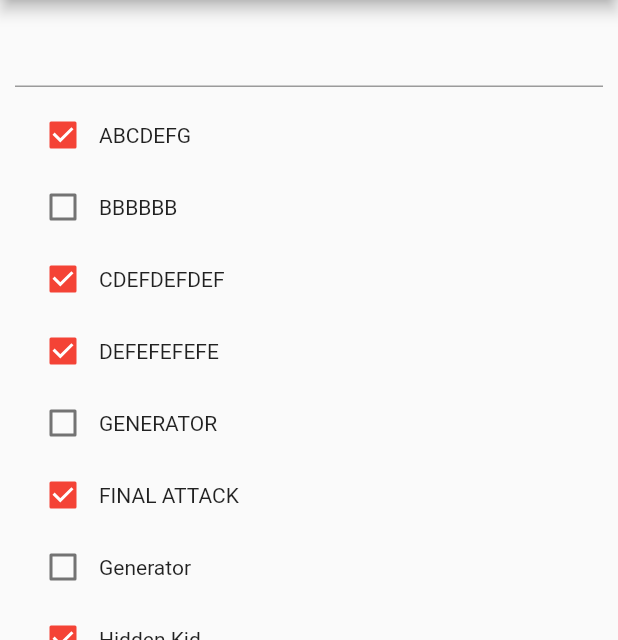
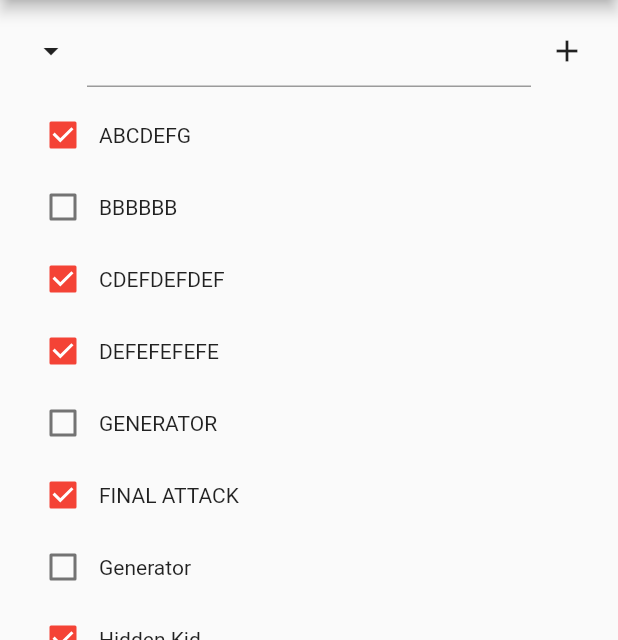
Before and after one commit to kaleidot725-flutter/statfeul-widget-todo, a Flutter app: the screen it shows after launch, on a phone screen of 412 x 824 dp, the part 84-724 px from its top. Run offline on Flutter 3.47's test engine with Material 2 defaults, Android fonts, the phone set to English and light mode, and no system bars.

Commit message:
Add All Check and Insert Item

```diff
--- a/todo/lib/app.dart
+++ b/todo/lib/app.dart
@@ -1,8 +1,5 @@
 import 'package:flutter/material.dart';
-import 'package:todo/model/task.dart';
-import 'package:todo/task_item.dart';
 import 'package:todo/task_list.dart';
-import 'model/task_repository.dart';
 
 class App extends StatefulWidget {
   App({Key key}) : super(key: key);
@@ -18,13 +15,7 @@ class _AppState extends State<App> {
       appBar: AppBar(title: Text("Todo")),
       body: Container(
         margin: EdgeInsets.fromLTRB(10, 10, 10, 10),
-          child: Column(
-            mainAxisAlignment: MainAxisAlignment.start,
-            children: <Widget>[
-              TextField(),
-              TaskList(),
-            ],
-          ),
+        child: TaskList()
       ),
     );
   }
--- a/todo/lib/model/task.dart
+++ b/todo/lib/model/task.dart
@@ -1,6 +1,6 @@
 
 class Task {
-   int id;
+   String id;
    bool checked;
    String name;
 
--- a/todo/lib/model/task_repository.dart
+++ b/todo/lib/model/task_repository.dart
@@ -1,37 +1,44 @@
 import 'package:todo/model/task.dart';
+import 'package:uuid/uuid.dart';
 
 class TaskRepository {
-  List<Task> tasks = <Task>[
-    Task(1, true, "ABCDEFG"),
-    Task(2, false, "BBBBBB"),
-    Task(3, true, "CDEFDEFDEF"),
-    Task(4, true, "DEFEFEFEFE"),
-    Task(5, false, "GENERATOR"),
-    Task(6, true, "FINAL ATTACK"),
-    Task(7, false, "Generator"),
-    Task(8, true, "Hidden Kid"),
-    Task(9, false, "Identical Town"),
+  List<Task> _tasks = <Task>[
+    Task("1", true, "ABCDEFG"),
+    Task("2", false, "BBBBBB"),
+    Task("3", true, "CDEFDEFDEF"),
+    Task("4", true, "DEFEFEFEFE"),
+    Task("5", false, "GENERATOR"),
+    Task("6", true, "FINAL ATTACK"),
+    Task("7", false, "Generator"),
+    Task("8", true, "Hidden Kid"),
+    Task("9", false, "Identical Town"),
   ];
 
-  List<Task> getAll() => tasks;
+  Uuid _uuid = Uuid();
+
+  List<Task> getAll() => _tasks;
 
   insert(Task task) {
-    tasks.add(task);
+    _tasks.add(task);
   }
 
   bool delete(Task task) {
-    return tasks.remove(task);
+    return _tasks.remove(task);
   }
 
   bool update(Task task) {
-    int index = tasks.indexWhere((Task t) => t.id == task.id);
+    int index = _tasks.indexWhere((Task t) => t.id == task.id);
     if (index == -1) {
       return false;
     }
 
-    tasks.removeAt(index);
-    tasks.insert(index, task);
+    _tasks.removeAt(index);
+    _tasks.insert(index, task);
 
     return true;
   }
+
+  String createNewId() {
+    return _uuid.v4();
+  }
 }
--- a/todo/lib/task_list.dart
+++ b/todo/lib/task_list.dart
@@ -1,5 +1,5 @@
-
 import 'package:flutter/cupertino.dart';
+import 'package:flutter/material.dart';
 import 'package:todo/model/singleton.dart';
 import 'package:todo/task_item.dart';
 
@@ -15,16 +15,43 @@ class TaskList extends StatefulWidget {
 
 class _TaskListState extends State<TaskList> {
   final TaskRepository taskRepository = Singleton.taskRepository;
+  String _editText = "";
 
   @override
   Widget build(BuildContext context) {
     List<Task> tasks = taskRepository.getAll();
-    return Expanded(child: ListView.builder(
-        padding: const EdgeInsets.all(8),
-        itemCount: tasks.length,
-        itemBuilder: (BuildContext context, int index) {
-          return Container(child: TaskItem(task: tasks[index]));
-        }
-    ));
+    return Column(children: <Widget>[
+      Row(mainAxisAlignment: MainAxisAlignment.start, children: <Widget>[
+        IconButton(
+          icon: Icon(Icons.arrow_drop_down),
+          onPressed: () {
+            setState(() {
+              for (Task task in tasks) {
+                task.checked = true;
+                taskRepository.update(task);
+              }
+            });
+          },
+        ),
+        Expanded(child: TextField(
+          onChanged: (String text) {
+            _editText = text;
+          },
+        )),
+        IconButton(icon: Icon(Icons.add), onPressed: () {
+          setState(() {
+            Task task = Task(taskRepository.createNewId(), false, _editText);
+            taskRepository.insert(task);
+          });
+        },),
+      ]),
+      Expanded(
+          child: ListView.builder(
+              padding: const EdgeInsets.all(8),
+              itemCount: tasks.length,
+              itemBuilder: (BuildContext context, int index) {
+                return Container(child: TaskItem(task: tasks[index]));
+              }))
+    ]);
   }
 }
--- a/todo/pubspec.yaml
+++ b/todo/pubspec.yaml
@@ -19,6 +19,7 @@ environment:
 dependencies:
   flutter:
     sdk: flutter
+  uuid: 2.0.4
 
   # The following adds the Cupertino Icons font to your application.
   # Use with the CupertinoIcons class for iOS style icons.
```
